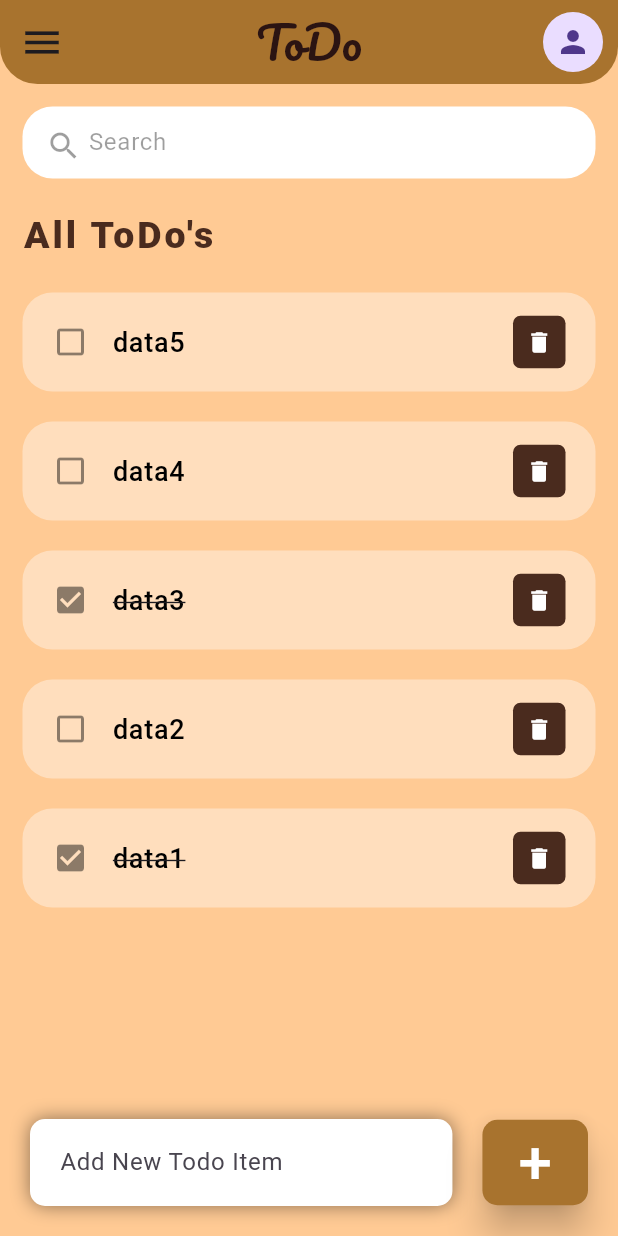
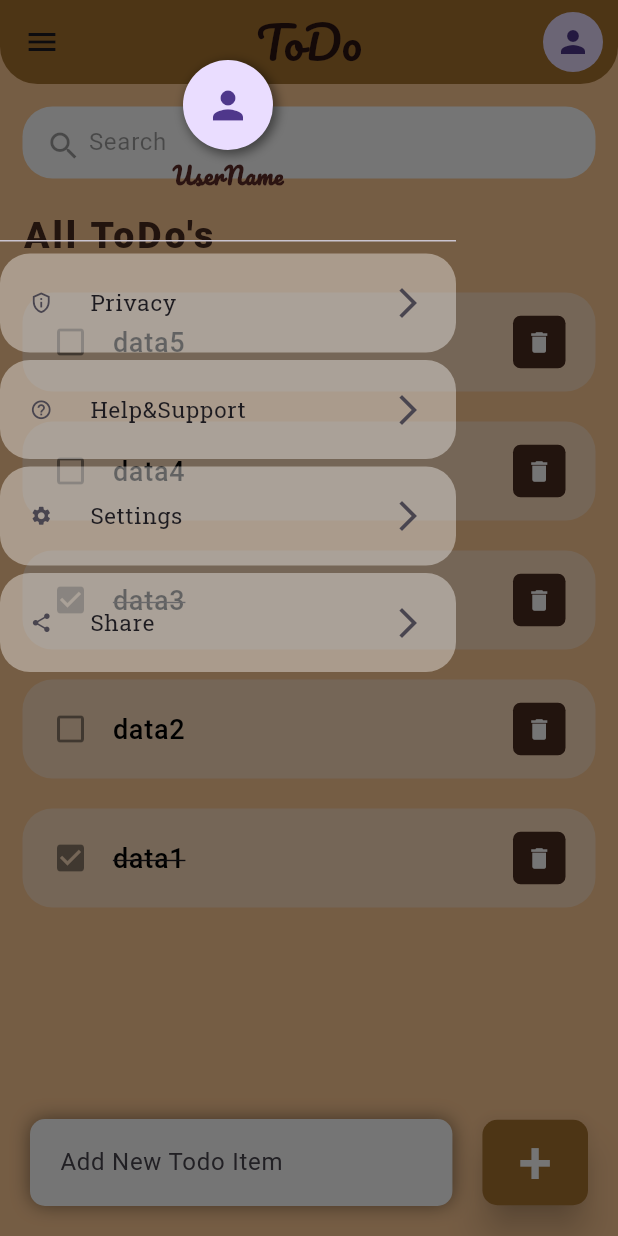
Before and after one commit to najeebnaju512/to_do_app, a Flutter app: the screen it shows after launch, with the side drawer open (before the commit the screen has no drawer), on a phone screen of 412 x 824 dp. Run offline on Flutter 3.47's test engine with Material 3 defaults, Android fonts, the phone set to English and light mode, and no system bars; our stand-ins replace google_fonts; Roboto replaces fonts that are missing (Whisper).

Commit message:
3/25--15/1/2024

```diff
--- a/lib/view/homeScreen.dart
+++ b/lib/view/homeScreen.dart
@@ -28,6 +28,7 @@ class _HomeScreenState extends State<HomeScreen> {
     return Scaffold(
       backgroundColor: primethemeClr,
       appBar: _buildAppbar(),
+      drawer: drawer(),
       body: Stack(
         children: [
           Container(
@@ -52,8 +53,70 @@ class _HomeScreenState extends State<HomeScreen> {
     );
   }
 
-
-
+  Drawer drawer() {
+    return Drawer(
+      backgroundColor: Colors.transparent,
+      elevation: 10,
+      // width: MediaQuery.sizeOf(context).width ,
+      shape: BeveledRectangleBorder(
+          borderRadius: BorderRadius.only(
+              topRight: Radius.circular(25),
+              bottomRight: Radius.circular(25))),
+      child: ListView(
+        children: [
+          DrawerHeader(
+              child: Center(
+            child: Column(
+              mainAxisAlignment: MainAxisAlignment.center,
+              children: [
+                Container(
+                  height: 60,
+                  width: 60,
+                  decoration: BoxDecoration(
+                    shape: BoxShape.circle,
+                    boxShadow: [
+                      BoxShadow(
+                        color: Colors.black45,
+                        blurRadius: 5.0,
+                        spreadRadius: 1.0,
+                        offset: Offset(
+                            2.0, 2.0), // shadow direction: bottom right
+                      )
+                    ],
+                  ),
+                  child: CircleAvatar(
+                    child: Icon(
+                      Icons.person,
+                      size: 30,
+                    ),
+                  ),
+                ),
+                SizedBox(
+                  height: 5,
+                ),
+                Text(
+                  "UserName",
+                  style: GoogleFonts.pacifico(
+                      fontSize: 15,
+                      fontWeight: FontWeight.bold,
+                      color: thirdthemeClr),
+                ),
+                // Text("email*****@gmail.com",
+                //     style: GoogleFonts.lora(
+                //         fontSize: 12,
+                //         fontWeight: FontWeight.w700,
+                //         color: secndthemeClr)),
+              ],
+            ),
+          )),
+          buildListTile(Icons.privacy_tip_outlined, "Privacy"),
+          buildListTile(Icons.help_outline, "Help&Support"),
+          buildListTile(Icons.settings, "Settings"),
+          buildListTile(Icons.share, "Share"),
+        ],
+      ),
+    );
+  }
 
   void _handleTodoChange(TodoData todoData) {
     setState(() {
@@ -113,13 +176,6 @@ class _HomeScreenState extends State<HomeScreen> {
 
   AppBar _buildAppbar() {
     return AppBar(
-      leading: IconButton(
-        onPressed: () {},
-        icon: Icon(
-          Icons.menu,
-          size: 30,
-        ),
-      ),
       title: Text("ToDo"),
       actions: [
         CircleAvatar(
@@ -216,4 +272,28 @@ class _HomeScreenState extends State<HomeScreen> {
       ),
     );
   }
+
+  buildListTile(IconData iconname, String title) {
+    return Column(
+      // mainAxisAlignment: MainAxisAlignment.spaceEvenly,
+      children: [
+        ListTile(
+          contentPadding: EdgeInsets.symmetric(horizontal: 20, vertical: 5),
+          shape: RoundedRectangleBorder(
+            borderRadius: BorderRadius.circular(20),
+          ),
+          titleAlignment: ListTileTitleAlignment.center,
+          tileColor: Colors.white38,
+          leading: Icon(iconname, size: 15),
+          title: Text(
+            title,
+            style: GoogleFonts.robotoSlab(
+                fontSize: 15, fontWeight: FontWeight.w400),
+          ),
+          trailing: Icon(Icons.arrow_forward_ios),
+        ),
+        SizedBox(height: 5,)
+      ],
+    );
+  }
 }
```
